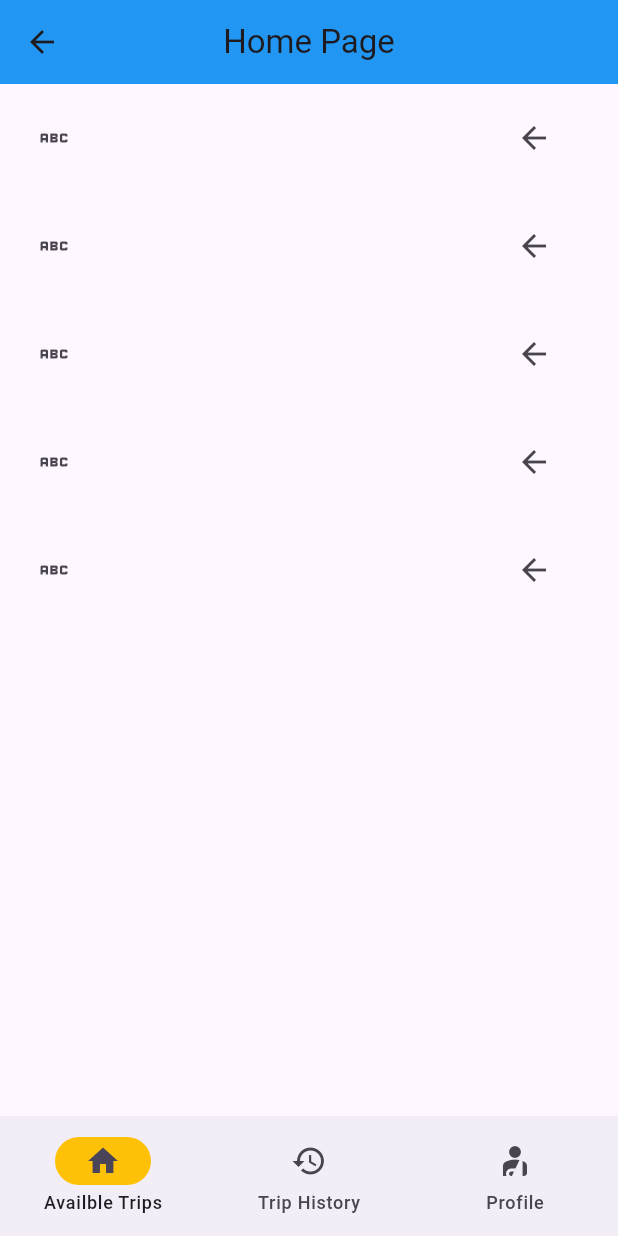
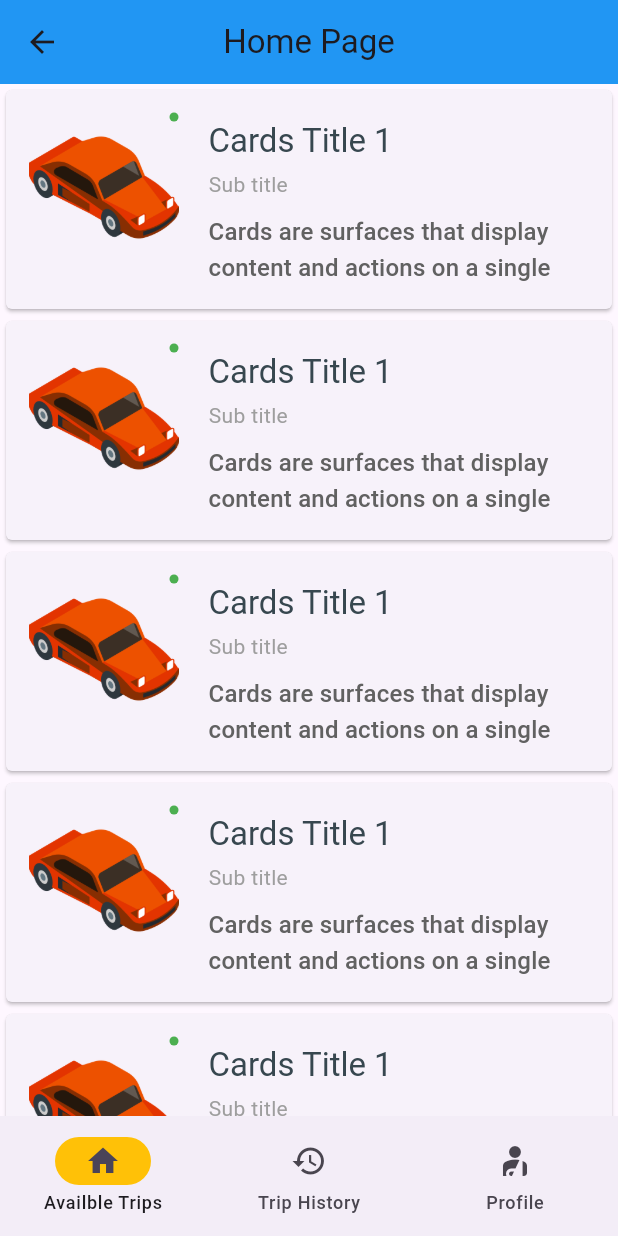
Before and after one commit to mourra950/Mobile_Programming_Final_Project, a Flutter app: the HomePage screen opened directly, on a phone screen of 412 x 824 dp. Run offline on Flutter 3.47's test engine with Material 3 defaults, Android fonts, the phone set to English and light mode, and no system bars; our stand-ins replace firebase_core, google_maps_flutter, permission_handler; accounts and stored records are empty.

Commit message:
more progress

```diff
--- a/lib/main.dart
+++ b/lib/main.dart
@@ -33,7 +33,7 @@ class MyApp extends StatelessWidget {
       title: "Car Pool",
       initialRoute: '/SignUp',
       routes: {
-        '/SignUp': (context) => TripCardPage(),
+        '/SignUp': (context) => HomePage(),
       },
     );
   }
--- a/lib/pages/HomePagePages/trip_card.dart
+++ b/lib/pages/HomePagePages/trip_card.dart
@@ -9,17 +9,168 @@ class TripCard extends StatefulWidget {
   State<TripCard> createState() => _TripCardState();
 }
 
+class ImgSample {
+  static String get(String name) {
+    return 'images/$name';
+  }
+}
+
+class MyColorsSample {
+  static const Color primary = Color(0xFF12376F);
+  static const Color primaryDark = Color(0xFF0C44A3);
+  static const Color primaryLight = Color(0xFF43A3F3);
+  static const Color green = Colors.green;
+  static Color black = const Color(0xFF000000);
+  static const Color accent = Color(0xFFFF4081);
+  static const Color accentDark = Color(0xFFF50057);
+  static const Color accentLight = Color(0xFFFF80AB);
+  static const Color grey_3 = Color(0xFFf7f7f7);
+  static const Color grey_5 = Color(0xFFf2f2f2);
+  static const Color grey_10 = Color(0xFFe6e6e6);
+  static const Color grey_20 = Color(0xFFcccccc);
+  static const Color grey_40 = Color(0xFF999999);
+  static const Color grey_60 = Color(0xFF666666);
+  static const Color grey_80 = Color(0xFF37474F);
+  static const Color grey_90 = Color(0xFF263238);
+  static const Color grey_95 = Color(0xFF1a1a1a);
+  static const Color grey_100_ = Color(0xFF0d0d0d);
+  static const Color transparent = Color(0x00f7f7f7);
+}
+
+class MyTextSample {
+  static TextStyle? display4(BuildContext context) {
+    return Theme.of(context).textTheme.displayLarge;
+  }
+
+  static TextStyle? display3(BuildContext context) {
+    return Theme.of(context).textTheme.displayMedium;
+  }
+
+  static TextStyle? display2(BuildContext context) {
+    return Theme.of(context).textTheme.displaySmall;
+  }
+
+  static TextStyle? display1(BuildContext context) {
+    return Theme.of(context).textTheme.headlineMedium;
+  }
+
+  static TextStyle? headline(BuildContext context) {
+    return Theme.of(context).textTheme.headlineSmall;
+  }
+
+  static TextStyle? title(BuildContext context) {
+    return Theme.of(context).textTheme.titleLarge;
+  }
+
+  static TextStyle medium(BuildContext context) {
+    return Theme.of(context).textTheme.titleMedium!.copyWith(
+          fontSize: 18,
+        );
+  }
+
+  static TextStyle? subhead(BuildContext context) {
+    return Theme.of(context).textTheme.titleMedium;
+  }
+
+  static TextStyle? body2(BuildContext context) {
+    return Theme.of(context).textTheme.bodyLarge;
+  }
+
+  static TextStyle? body1(BuildContext context) {
+    return Theme.of(context).textTheme.bodyMedium;
+  }
+
+  static TextStyle? caption(BuildContext context) {
+    return Theme.of(context).textTheme.bodySmall;
+  }
+
+  static TextStyle? button(BuildContext context) {
+    return Theme.of(context).textTheme.labelLarge!.copyWith(letterSpacing: 1);
+  }
+
+  static TextStyle? subtitle(BuildContext context) {
+    return Theme.of(context).textTheme.titleSmall;
+  }
+
+  static TextStyle? overline(BuildContext context) {
+    return Theme.of(context).textTheme.labelSmall;
+  }
+}
+
+class MyStringsSample {
+  static const String lorem_ipsum =
+      "Lorem ipsum dolor sit amet, consectetur adipiscing elit. Etiam efficitur ipsum in placerat molestie.  Fusce quis mauris a enim sollicitudin"
+      "\n\nLorem ipsum dolor sit amet, consectetur adipiscing elit. Etiam efficitur ipsum in placerat molestie.  Fusce quis mauris a enim sollicitudin";
+  static const String middle_lorem_ipsum =
+      "Flutter is an open-source UI software development kit created by Google. It is used to develop cross-platform applications for Android, iOS, Linux, macOS, Windows, Google Fuchsia, and the web from a single codebase.";
+  static const String card_text =
+      "Cards are surfaces that display content and actions on a single topic.";
+}
+
 class _TripCardState extends State<TripCard> {
   @override
   Widget build(BuildContext context) {
-    return Padding(
-      padding: const EdgeInsets.all(8.0),
-      child: ListTile(
-        leading: Icon(Icons.abc),
-        trailing: IconButton(
-          icon: Icon(Icons.arrow_back),
-          onPressed: () {},
-        ),
+    return Card(
+      // Define the shape of the card
+      shape: RoundedRectangleBorder(
+        borderRadius: BorderRadius.circular(4),
+      ),
+      // Define how the card's content should be clipped
+      clipBehavior: Clip.antiAliasWithSaveLayer,
+      // Define the child widget of the card
+      child: Column(
+        crossAxisAlignment: CrossAxisAlignment.start,
+        children: <Widget>[
+          // Add padding around the row widget
+          Padding(
+            padding: const EdgeInsets.all(15),
+            child: Row(
+              crossAxisAlignment: CrossAxisAlignment.start,
+              children: <Widget>[
+                // Add an image widget to display an image
+                Badge(
+                  backgroundColor: Colors.green,
+                  child: Image.asset(
+                    ImgSample.get('car.png'),
+                    height: 100,
+                    width: 100,
+                    fit: BoxFit.cover,
+                  ),
+                ),
+                Container(width: 20),
+                Expanded(
+                  child: Column(
+                    crossAxisAlignment: CrossAxisAlignment.start,
+                    children: <Widget>[
+                      Container(height: 5),
+                      Text(
+                        "Cards Title 1",
+                        style: MyTextSample.title(context)!.copyWith(
+                          color: MyColorsSample.grey_80,
+                        ),
+                      ),
+                      Container(height: 5),
+                      Text(
+                        "Sub title",
+                        style: MyTextSample.body1(context)!.copyWith(
+                          color: Colors.grey[500],
+                        ),
+                      ),
+                      Container(height: 10),
+                      Text(
+                        MyStringsSample.card_text,
+                        maxLines: 2,
+                        style: MyTextSample.subhead(context)!.copyWith(
+                          color: Colors.grey[700],
+                        ),
+                      ),
+                    ],
+                  ),
+                ),
+              ],
+            ),
+          ),
+        ],
       ),
     );
   }
--- a/lib/pages/trip_page.dart
+++ b/lib/pages/trip_page.dart
@@ -38,6 +38,16 @@ class _TripCardPageState extends State<TripCardPage> {
                         target: _center,
                         zoom: 11.0,
                       ))),
+              ListTile(
+                  leading: Text('Lead'),
+                  tileColor: Colors.amber,
+                  title: Column(children: [
+                    Text('Driver name'),
+                    Text('Driver Car'),
+                    Text('Date of the drive'),
+                    Text('Time of the drive'),
+                    Text('To location from location')
+                  ])),
               Card(
                 child: Column(children: [
                   Text('Driver name'),
--- a/pubspec.yaml
+++ b/pubspec.yaml
@@ -64,8 +64,8 @@ flutter:
   uses-material-design: true
 
   # To add assets to your application, add an assets section, like this:
-  # assets:
-  #   - images/a_dot_burr.jpeg
+  assets:
+     - images/car.png
   #   - images/a_dot_ham.jpeg
 
   # An image asset can refer to one or more resolution-specific "variants", see
```
Also changed, not shown: images/car.png (added).
